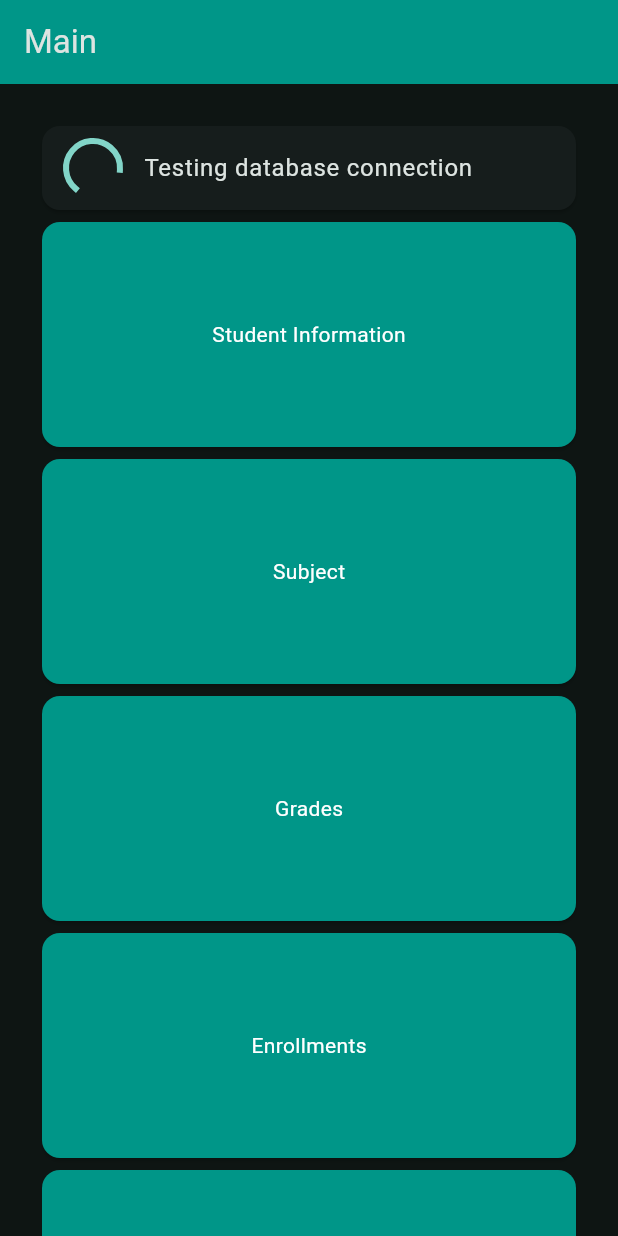
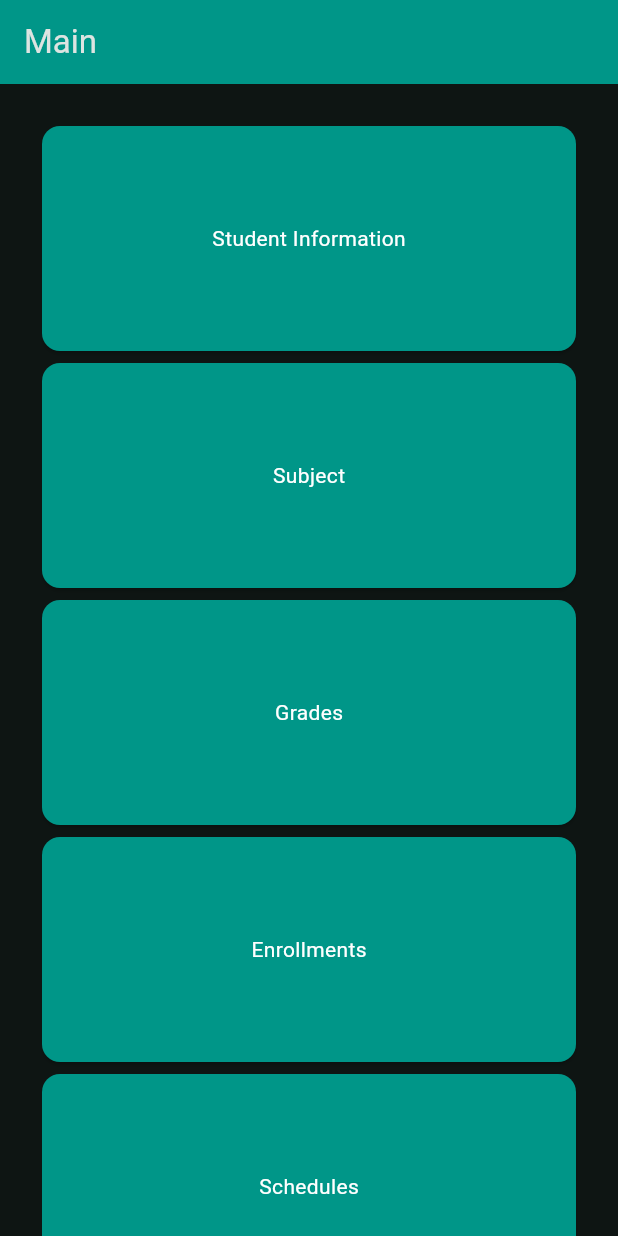
Before and after one commit to Ezik143/IT314AB_Sucgang, a Flutter app: the first screen one second after launch, on a phone screen of 412 x 824 dp. Run offline on Flutter 3.47's test engine with Material 3 defaults, Android fonts, the phone set to English and light mode, and no system bars; missing offline and left inert: postgres.

Commit message:
refactor: remove unused error handling and formatting functions; update database queries to return formatted date strings

```diff
--- a/multi_screen_navigation/lib/core/db_connection.dart
+++ b/multi_screen_navigation/lib/core/db_connection.dart
@@ -1,4 +1,3 @@
-import 'package:flutter/foundation.dart';
 import 'package:postgres/postgres.dart';
 
 /// Reads database settings from compile-time `--dart-define` values.
@@ -76,37 +75,4 @@ class DatabaseService {
     _sharedConnection = connection;
     return connection;
   }
-
-  /// The error from the most recent failed connection attempt, if any.
-  static String? lastError;
-
-  Future<bool> testConnection() async {
-    lastError = null;
-    // Neon suspends idle databases; the first attempt after a pause can fail
-    // while the compute wakes up, so give it one more chance.
-    for (var attempt = 1; attempt <= 2; attempt++) {
-      try {
-        final connection = await connectDatabase();
-        await connection.execute('SELECT 1');
-        lastError = null;
-        return true;
-      } catch (error) {
-        lastError = error.toString();
-        debugPrint('Database connection attempt $attempt failed: $error');
-        await _resetConnection();
-        if (attempt < 2) {
-          await Future<void>.delayed(const Duration(seconds: 2));
-        }
-      }
-    }
-    return false;
-  }
-
-  Future<void> _resetConnection() async {
-    final connection = _sharedConnection;
-    _sharedConnection = null;
-    if (connection != null && connection.isOpen) {
-      await connection.close();
-    }
-  }
 }
--- a/multi_screen_navigation/lib/model/enrollment.dart
+++ b/multi_screen_navigation/lib/model/enrollment.dart
@@ -1,5 +1,3 @@
-import '../core/formatting.dart';
-
 class Enrollment {
   final int? enrollmentId;
   final int studentId;
@@ -31,7 +29,7 @@ class Enrollment {
       studentId: row['student_id'],
       subjectId: row['subject_id'],
       scheduleId: row['schedule_id'],
-      enrolledAt: formatTimestamp(row['enrolled_at']),
+      enrolledAt: row['enrolled_at_text'] ?? '',
       status: row['status'],
       studentName: row['student_name']?.toString(),
       subjectCode: row['subject_code']?.toString(),
--- a/multi_screen_navigation/lib/model/grade.dart
+++ b/multi_screen_navigation/lib/model/grade.dart
@@ -1,5 +1,3 @@
-import '../core/formatting.dart';
-
 class Grade {
   final int? gradeId;
   final int enrollmentId;
@@ -27,7 +25,7 @@ class Grade {
       enrollmentId: row['enrollment_id'],
       gradeValue: double.parse(row['grade_value'].toString()),
       remarks: (row['remarks'] ?? '').toString(),
-      dateRecorded: formatDate(row['date_recorded']),
+      dateRecorded: row['date_recorded_text'] ?? '',
       studentName: row['student_name']?.toString(),
       subjectCode: row['subject_code']?.toString(),
       subjectName: row['subject_name']?.toString(),
--- a/multi_screen_navigation/lib/model/schedule.dart
+++ b/multi_screen_navigation/lib/model/schedule.dart
@@ -1,5 +1,3 @@
-import '../core/formatting.dart';
-
 class Schedule {
   final int? scheduleId;
   final int subjectId;
@@ -28,8 +26,8 @@ class Schedule {
       scheduleId: row['schedule_id'],
       subjectId: row['subject_id'],
       dayOfWeek: row['day_of_week'],
-      startTime: formatClock(row['start_time']),
-      endTime: formatClock(row['end_time']),
+      startTime: row['start_time'].toString(),
+      endTime: row['end_time'].toString(),
       room: row['room'],
       slotCapacity: row['slot_capacity'],
       subjectCode: row['subject_code']?.toString(),
--- a/multi_screen_navigation/lib/model/student.dart
+++ b/multi_screen_navigation/lib/model/student.dart
@@ -1,5 +1,3 @@
-import '../core/formatting.dart';
-
 class Student {
   final int? studentId;
   final String studentNumber;
@@ -35,7 +33,7 @@ class Student {
       course: row['course'],
       yearLevel: row['year_level'],
       contactNumber: row['contact_number'] ?? '',
-      createdAt: formatDate(row['created_at']),
+      createdAt: row['created_at_text'] ?? '',
       isDeleted: row['is_deleted'] == true,
     );
   }
--- a/multi_screen_navigation/lib/repositories/schedule_repository.dart
+++ b/multi_screen_navigation/lib/repositories/schedule_repository.dart
@@ -8,8 +8,8 @@ class ScheduleRepository {
 
   static const _selectSchedules =
       'SELECT sch.schedule_id, sch.subject_id, sch.day_of_week, '
-      'sch.start_time::text AS start_time, '
-      'sch.end_time::text AS end_time, '
+      'to_char(sch.start_time, \'HH24:MI\') AS start_time, '
+      'to_char(sch.end_time, \'HH24:MI\') AS end_time, '
       'sch.room, sch.slot_capacity, '
       'sub.subject_code, sub.subject_name '
       'FROM schedule sch '
--- a/multi_screen_navigation/lib/widgets/Enrollment/edit_enrollment_page.dart
+++ b/multi_screen_navigation/lib/widgets/Enrollment/edit_enrollment_page.dart
@@ -215,7 +215,7 @@ class _EditEnrollmentPageState extends State<EditEnrollmentPage> {
               onChanged: (value) => setState(() => _scheduleId = value!),
             ),
             const SizedBox(height: 15),
-            _textField(_enrolledAt, 'Enrolled At (YYYY-MM-DD HH:mm:ss)'),
+            _textField(_enrolledAt, 'Enrolled At (YYYY-MM-DD)'),
             DropdownButtonFormField<String>(
               initialValue: _status,
               decoration: const InputDecoration(
--- a/multi_screen_navigation/lib/widgets/main_page.dart
+++ b/multi_screen_navigation/lib/widgets/main_page.dart
@@ -4,7 +4,6 @@ import 'package:multi_screen_navigation/widgets/Subject/subject_list_page.dart';
 import 'package:multi_screen_navigation/widgets/Grade/grade_list_page.dart';
 import 'package:multi_screen_navigation/widgets/Enrollment/enrollment_list_page.dart';
 import 'package:multi_screen_navigation/widgets/Schedule/schedule_list_page.dart';
-import 'package:multi_screen_navigation/core/db_connection.dart';
 
 class MainPage extends StatefulWidget {
   const MainPage({super.key});
@@ -14,14 +13,6 @@ class MainPage extends StatefulWidget {
 }
 
 class _MainPageState extends State<MainPage> {
-  late final Future<bool> _connectionTest;
-
-  @override
-  void initState() {
-    super.initState();
-    _connectionTest = DatabaseService().testConnection();
-  }
-
   @override
   Widget build(BuildContext context) {
     return Scaffold(
@@ -30,57 +21,6 @@ class _MainPageState extends State<MainPage> {
         child: ListView(
           padding: const EdgeInsets.all(24),
           children: [
-            FutureBuilder<bool>(
-              future: _connectionTest,
-              builder: (context, snapshot) {
-                if (snapshot.connectionState != ConnectionState.done) {
-                  return const Card(
-                    child: ListTile(
-                      leading: CircularProgressIndicator(),
-                      title: Text('Testing database connection'),
-                    ),
-                  );
-                }
-                final connected = snapshot.data == true;
-                return Card(
-                  color: connected ? Colors.green : Colors.red,
-                  child: ListTile(
-                    leading: Icon(
-                      connected ? Icons.cloud_done : Icons.cloud_off,
-                      color: Colors.white,
-                    ),
-                    title: Text(
-                      connected
-                          ? 'Database connected'
-                          : 'Database connection failed',
-                      style: const TextStyle(color: Colors.white),
-                    ),
-                    subtitle: connected
-                        ? null
-                        : Text(
-                            DatabaseService.lastError ??
-                                'Check your credentials and network.',
-                            maxLines: 3,
-                            overflow: TextOverflow.ellipsis,
-                            style: const TextStyle(color: Colors.white70),
-                          ),
-                    trailing: connected
-                        ? null
-                        : IconButton(
-                            tooltip: 'Retry connection',
-                            icon: const Icon(Icons.refresh),
-                            color: Colors.white,
-                            onPressed: () {
-                              setState(() {
-                                _connectionTest = DatabaseService()
-                                    .testConnection();
-                              });
-                            },
-                          ),
-                  ),
-                );
-              },
-            ),
             InkWell(
               onTap: () {
                 Navigator.push(
```
Also changed, not shown: multi_screen_navigation/lib/core/error_message.dart (deleted, +0 -45 lines), multi_screen_navigation/lib/core/formatting.dart (deleted, +0 -31 lines), multi_screen_navigation/lib/repositories/enrollment_repository.dart (+6 -2 lines), multi_screen_navigation/lib/repositories/grade_repository.dart (+6 -2 lines), multi_screen_navigation/lib/repositories/student_repository.dart (+7 -2 lines), multi_screen_navigation/lib/viewmodels/enrollment_viewmodel.dart (+15 -5 lines), multi_screen_navigation/lib/viewmodels/grade_viewmodel.dart (+17 -5 lines), multi_screen_navigation/lib/viewmodels/schedule_viewmodel.dart (+20 -6 lines), multi_screen_navigation/lib/viewmodels/student_viewmodel.dart (+20 -6 lines), multi_screen_navigation/lib/viewmodels/subject_viewmodel.dart (+17 -5 lines), multi_screen_navigation/lib/widgets/Enrollment/add_enrollment_page.dart (+2 -6 lines).
